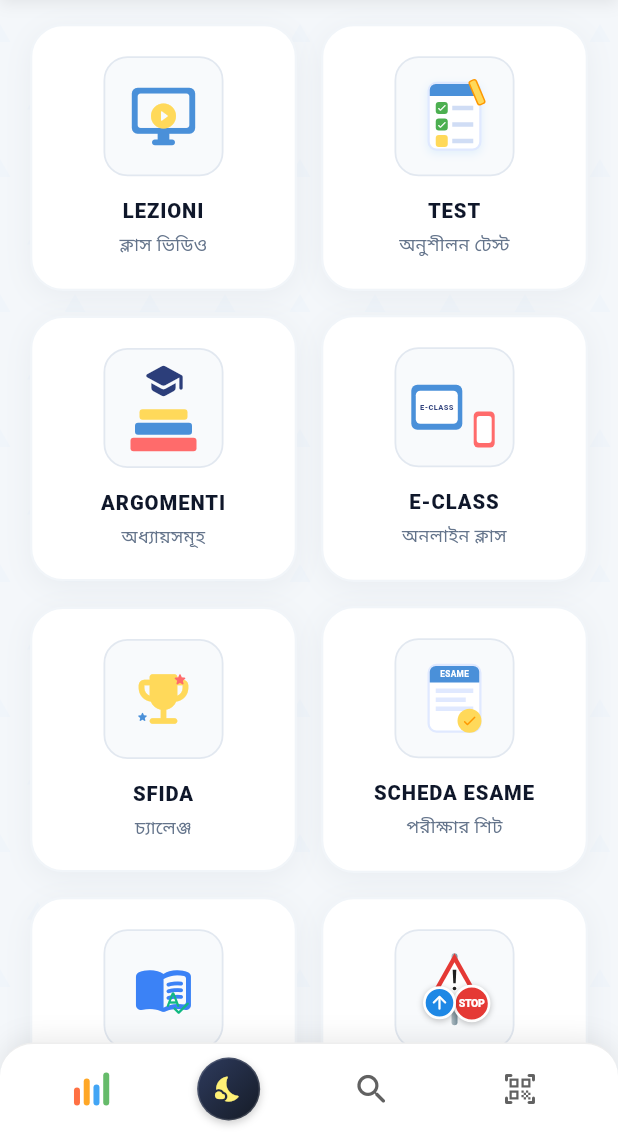
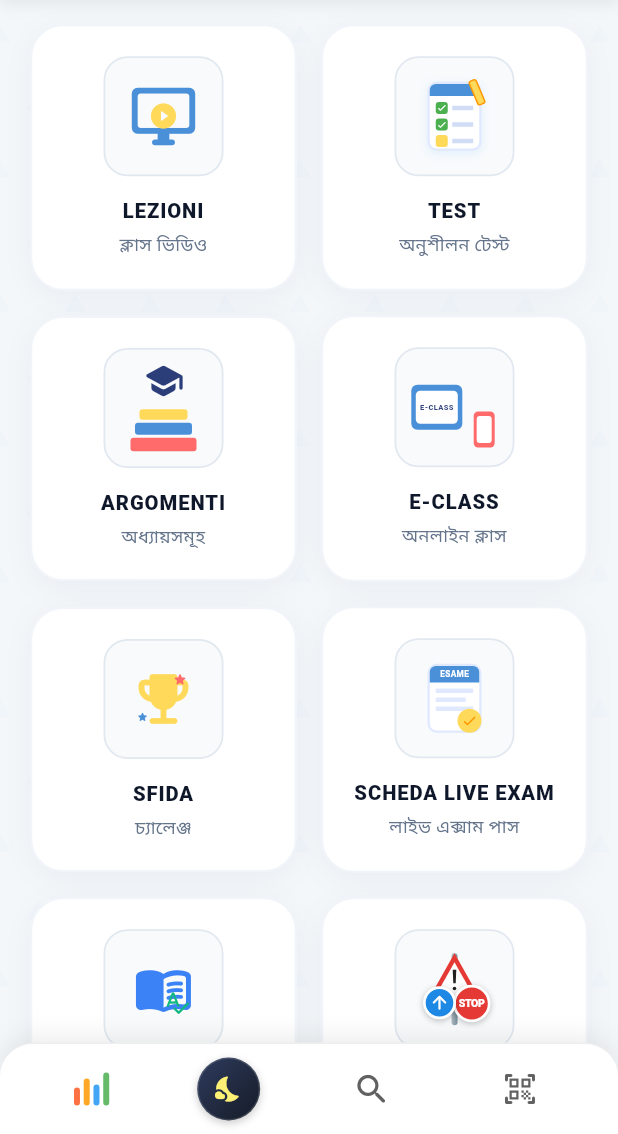
Before and after one commit to Nazmul64/mbanglabatenteb, a Flutter app: the screen it shows after launch, on a phone screen of 412 x 824 dp, the part 102-1236 px from its top. Run offline on Flutter 3.47's test engine with Material 3 defaults, Android fonts, the phone set to English and light mode, and no system bars; our stand-ins replace audioplayers, flutter_svg, flutter_tts, image_picker, lottie, shared_preferences and 1 more; missing offline and left inert: mobile_scanner; network calls fail.

Commit message:
Update default Card 6 title to SCHEDA LIVE EXAM with subtitle লাইভ এক্সাম পাস

```diff
--- a/lib/screens/dashboard_screen.dart
+++ b/lib/screens/dashboard_screen.dart
@@ -402,7 +402,7 @@ class _DashboardScreenState extends State<DashboardScreen> {
       HomeCardModel(id: 3, title: 'ARGOMENTI', subtitle: 'অধ্যায়সমূহ', screenKey: 'argomenti', iconClass: 'fa-solid fa-graduation-cap', orderIndex: 3, isActive: true),
       HomeCardModel(id: 4, title: 'E-CLASS', subtitle: 'অনলাইন ক্লাস', screenKey: 'eclass', iconClass: 'fa-solid fa-chalkboard-user', orderIndex: 4, isActive: true),
       HomeCardModel(id: 5, title: 'SFIDA', subtitle: 'চ্যালেঞ্জ', screenKey: 'sfida', iconClass: 'fa-solid fa-trophy', orderIndex: 5, isActive: true),
-      HomeCardModel(id: 6, title: 'SCHEDA ESAME', subtitle: 'পরীক্ষার শিট', screenKey: 'scheda-esame', iconClass: 'fa-solid fa-file-signature', orderIndex: 6, isActive: true),
+      HomeCardModel(id: 6, title: 'SCHEDA LIVE EXAM', subtitle: 'লাইভ এক্সাম পাস', screenKey: 'scheda-esame', iconClass: 'fa-solid fa-file-signature', orderIndex: 6, isActive: true),
       HomeCardModel(id: 7, title: 'WORD', subtitle: 'শব্দ তালিকা', screenKey: 'word', iconClass: 'fa-solid fa-book-open', orderIndex: 7, isActive: true),
       HomeCardModel(id: 8, title: 'CARTELLI', subtitle: 'ট্রাফিক সাইন', screenKey: 'cartelli', iconClass: 'fa-solid fa-map-signs', orderIndex: 8, isActive: true),
       HomeCardModel(id: 9, title: 'SAVED MCQS', subtitle: 'সেভ করা এমসিকিউ', screenKey: 'saved-mcqs', iconClass: 'fa-solid fa-bookmark', orderIndex: 9, isActive: true),
```
